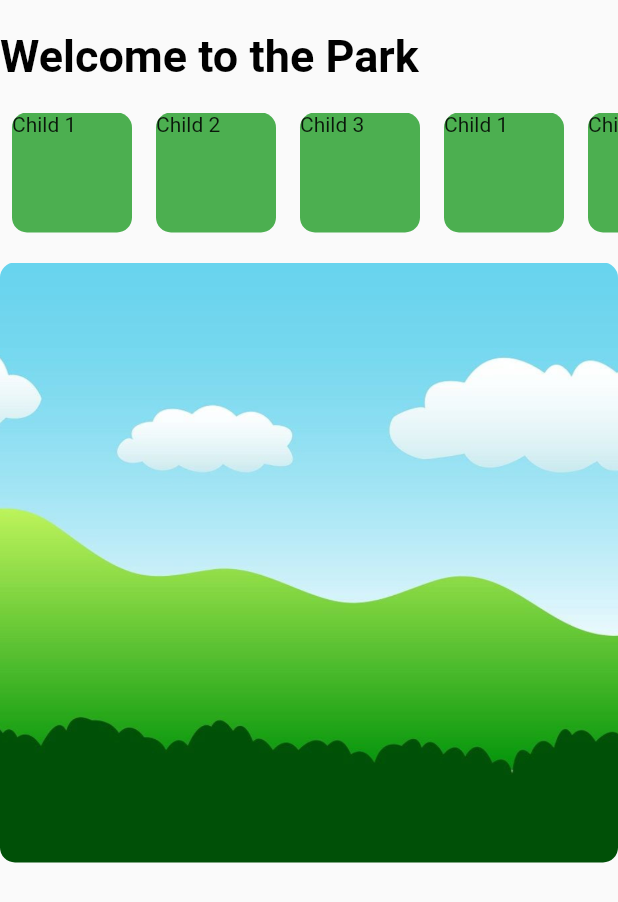
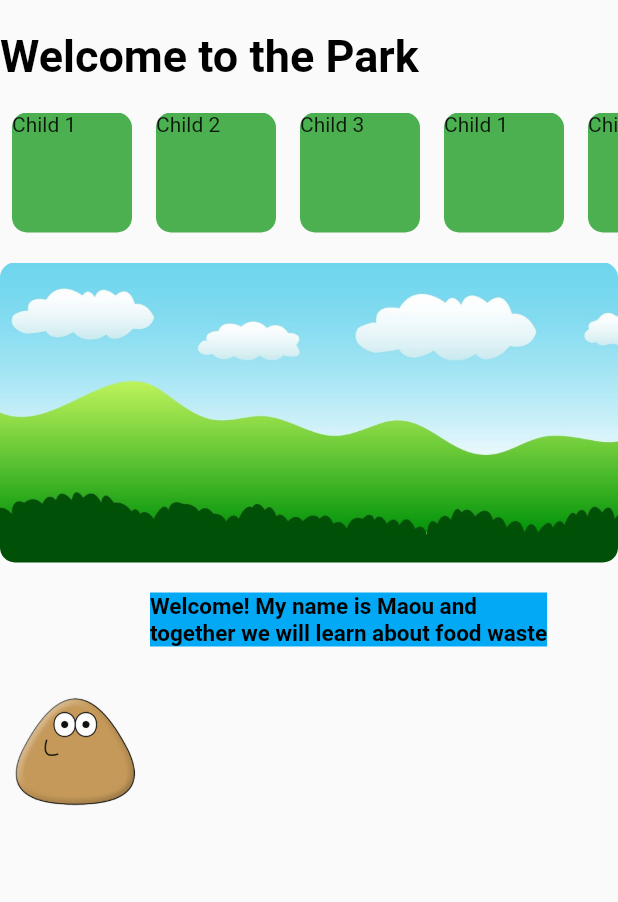
Before and after one commit to CelaniDe/flutter_demo_eestech, a Flutter app: what home() shows on an empty page, opened directly, on a phone screen of 412 x 824 dp. Shown: the top 902 px of the screen. Run offline on Flutter 3.47's test engine with Material 2 defaults, Android fonts, the phone set to English and light mode, and no system bars; our stand-ins replace cloud_firestore, firebase_auth, firebase_core, firebase_database; accounts and stored records are empty; network calls fail.

Commit message:
Added pou in home page

```diff
--- a/demo/lib/src/screens/home.dart
+++ b/demo/lib/src/screens/home.dart
@@ -11,7 +11,6 @@ class home extends StatefulWidget {
 }
 
 class _homeState extends State<home> {
-
   final User? user = Auth().currentUSer;
 
   Future<void> signOut() async {
@@ -26,10 +25,18 @@ class _homeState extends State<home> {
     return Text(user?.email ?? 'User email');
   }
 
-  List<String> childrenData = ['Child 1', 'Child 2', 'Child 3', 'Child 1', 'Child 2', 'Child 3', 'Child 1', 'Child 2', 'Child 3'];
+  List<String> childrenData = [
+    'Child 1',
+    'Child 2',
+    'Child 3',
+    'Child 1',
+    'Child 2',
+    'Child 3',
+    'Child 1',
+    'Child 2',
+    'Child 3'
+  ];
   List<Widget> widgetList = [];
-
-
 
   @override
   void initState() {
@@ -49,47 +56,39 @@ class _homeState extends State<home> {
     }).toList();
   }
 
-
-
   @override
   Widget build(BuildContext context) {
     return Container(
-      child:
-      Column(
+        child: Column(
       crossAxisAlignment: CrossAxisAlignment.start,
       mainAxisAlignment: MainAxisAlignment.start,
       children: <Widget>[
         Padding(
           padding: EdgeInsets.only(top: 20),
-              child:
-              Text(
+          child: Text(
             'Welcome to the Park',
             style: TextStyle(
               fontSize: 30,
               fontWeight: FontWeight.bold,
               color: Colors.black,
-
             ),
             textAlign: TextAlign.left,
           ),
         ),
         Padding(
           padding: EdgeInsets.only(top: 20),
-              child:
-              SingleChildScrollView(
+          child: SingleChildScrollView(
             scrollDirection: Axis.horizontal,
             child: Row(
               children: widgetList,
             ),
           ),
-
         ),
         Padding(
           padding: EdgeInsets.only(top: 20),
-              child:
-              Container(
+          child: Container(
             width: 450,
-                height: 400,
+            height: 200,
             decoration: BoxDecoration(
               borderRadius: BorderRadius.circular(10),
               image: DecorationImage(
@@ -99,11 +98,34 @@ class _homeState extends State<home> {
             ),
           ),
         ),
-
-
+        Padding(
+            padding: EdgeInsets.only(top: 20, left: 100),
+            child: Container(
+              color: Colors.lightBlue,
+              child: Text(
+                'Welcome! My name is Maou and \ntogether we will learn about food waste',
+                style: TextStyle(
+                  fontSize: 15,
+                  fontWeight: FontWeight.bold,
+                  color: Colors.black,
+                ),
+              ),
+            )),
+        Padding(
+          padding: EdgeInsets.only(top: 20),
+          child: Container(
+            width: 100,
+            height: 100,
+            decoration: BoxDecoration(
+              borderRadius: BorderRadius.circular(10),
+              image: DecorationImage(
+                image: Image.asset('assets/pou_img.png').image,
+                fit: BoxFit.cover,
+              ),
+            ),
+          ),
+        ),
       ],
-
-        )
-    );
+    ));
   }
 }
--- a/demo/pubspec.yaml
+++ b/demo/pubspec.yaml
@@ -61,6 +61,7 @@ flutter:
     - assets/coin.png
     - assets/park.png
     - assets/inventory.png
+    - assets/pou_img.png
 
   # The following line ensures that the Material Icons font is
   # included with your application, so that you can use the icons in
```
Also changed, not shown: demo/assets/pou_img.png (added). Lines whose indentation alone changed are shown as unchanged.
